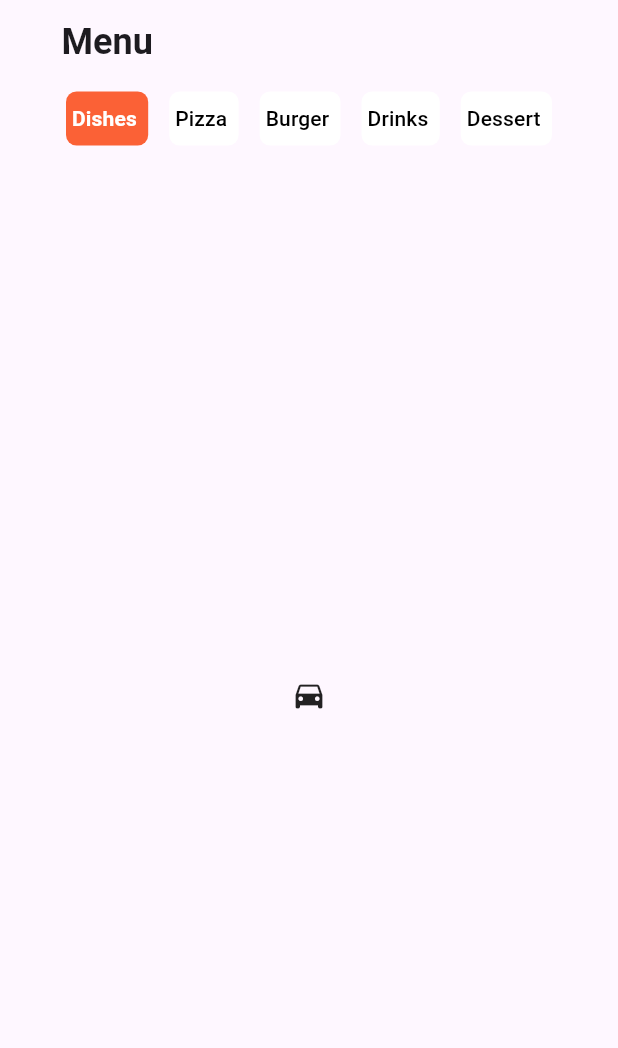
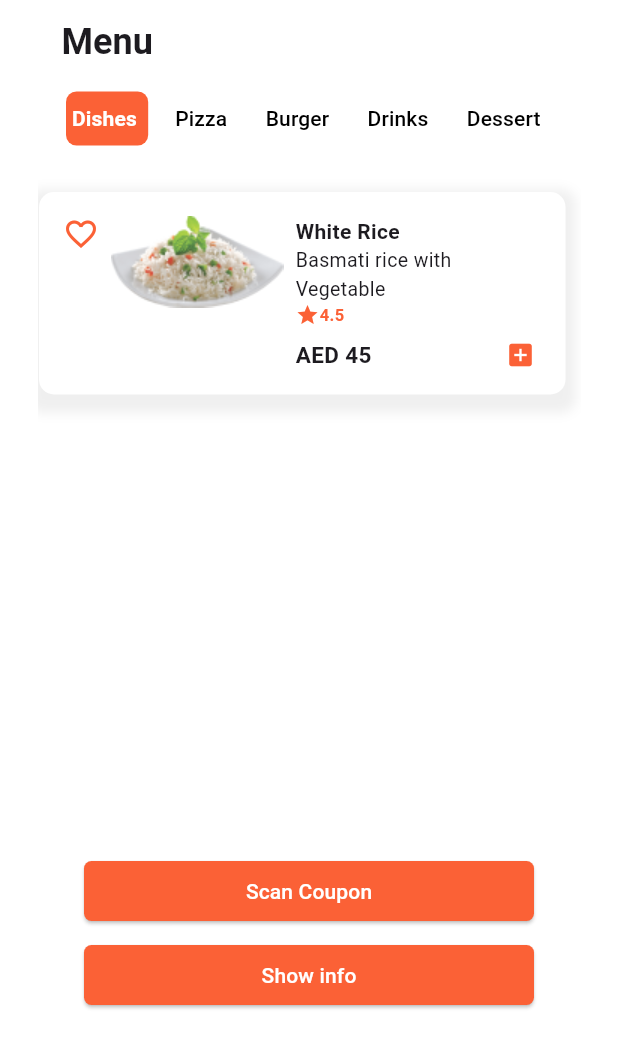
Before and after one commit to Flutter-gg-1/Restaurant-Menu-app, a Flutter app: the screen it shows after launch, on a phone screen of 412 x 824 dp. Shown: the top 1048 px of the screen. Run offline on Flutter 3.47's test engine with Material 3 defaults, Android fonts, the phone set to English and light mode, and no system bars; drawn by our look-alikes of buttons_tabbar.

Commit message:
added products card

```diff
--- a/assignment/lib/Homepage.dart
+++ b/assignment/lib/Homepage.dart
@@ -10,7 +10,9 @@ class Homepage extends StatelessWidget {
       home: DefaultTabController(
         length: 5,
         child: Scaffold(
+          backgroundColor: const Color.fromARGB(255, 255, 255, 255),
           appBar: AppBar(
+          backgroundColor: const Color.fromARGB(255, 255, 255, 255),
             centerTitle: false,
             title: const Padding(
               padding: EdgeInsets.only(left: 25.0),
@@ -19,7 +21,7 @@ class Homepage extends StatelessWidget {
             bottom:
             ButtonsTabBar(
               elevation:6,
-              buttonMargin: EdgeInsets.fromLTRB(7, 5, 7, 5),
+              buttonMargin: const EdgeInsets.fromLTRB(7, 5, 7, 5),
               backgroundColor: const Color.fromARGB(255, 251, 97, 54),
                 unselectedBackgroundColor: const Color.fromARGB(255, 255, 255, 255),
                 unselectedLabelStyle: const TextStyle(color: Colors.black),
@@ -46,18 +48,169 @@ class Homepage extends StatelessWidget {
 
             ),
           ),
-          body: TabBarView(
-            children: [
-              Container(
-                child: const Center(child: Icon(Icons.directions_car)),
-              ),
-              Container(
-                child: const Center(child: Icon(Icons.directions_transit)),
-              ),
-            ],
-          ),
+         body: const Column(
+  crossAxisAlignment: CrossAxisAlignment.start,
+  children: [
+    SizedBox(height: 16.0),
+    Expanded(
+      child: Padding(
+        padding: EdgeInsets.only(right: 25, left: 25.0),
+        child: TabBarView(
+          children: [
+            Card(img: "asset/rice.png", title: "White Rice", desc: "Basmati rice with Vegetable", rate: "4.5", price: "AED 45",),
+            Card(img: "asset/pizza.png", title: "Pizza Margherita", desc: "Pizza Margherita Vegetarian", rate: "5.0", price: "AED 55.9",),
+            Card(img: "asset/burger.png", title: "Cheese Burger", desc: "Cheese Burger", rate: "5.0", price: "Cheese Burger",),
+            Card(img: "asset/cola.png", title: "Coca Cola", desc: "Can Cola", rate: "4.5", price: "AED 3.9",),
+            Card(img: "asset/cake.png", title: "Cupcake Strawberry", desc: "Brown and Pink Dessert", rate: "4.5", price: "AED 10.9",),
+          ],
+        ),
+      ),
+    ),
+  ],
+),
         ),
       ),
     );
   }
 }
+class Card extends StatelessWidget {
+
+  final String img;
+  final String title;
+  final String desc;
+  final String rate;
+  final String price;
+
+  const Card({super.key, required this.img, required this.title, required this.desc, required this.rate, required this.price});
+  @override
+  Widget build(BuildContext context) {
+    return Column(
+      children: [ Container(
+      margin: const EdgeInsets.fromLTRB(1, 10, 10, 1),
+      decoration: BoxDecoration(
+        color: Colors.white,
+        borderRadius: BorderRadius.circular(10), //border corner radius
+        boxShadow: [
+          BoxShadow(
+            color: Colors.grey.withOpacity(0.16),
+            spreadRadius: 7,
+            blurRadius: 6,
+            offset: const Offset(0, 5),
+          ),
+        ],
+      ),
+      padding: const EdgeInsets.all(16),
+
+        child: Row(
+          crossAxisAlignment: CrossAxisAlignment.start,
+          children: [
+            // First column
+            const Icon(
+              Icons.favorite_border,
+              color: Color.fromARGB(255, 251, 97, 54),
+              size: 24.0,
+            ),
+            const SizedBox(width: 8.0),
+            // Second column
+             Image.asset(img),
+
+            const SizedBox(width: 8.0),
+            // Third column
+             Expanded(
+              flex: 2,
+              child: Column(
+                crossAxisAlignment: CrossAxisAlignment.start,
+                children: [
+                  // First row
+                  Text(
+                    title,
+                    style: TextStyle(
+                      fontWeight: FontWeight.bold,
+                      fontSize: 14.0,
+                    ),
+                  ),
+
+                  // Second row
+                  Text(desc, style: TextStyle(fontSize: 13)),
+
+                  // Third row
+                  Row(
+                    children: [
+                      Icon(
+                        Icons.star,
+                        color: Color.fromARGB(255, 251, 97, 54),
+                        size: 16.0,
+                      ),
+                      Text(
+                        rate,
+                        style: TextStyle(
+                          fontWeight: FontWeight.bold,
+                          fontSize: 11,
+                          color: Color.fromARGB(255, 251, 97, 54),
+                        ),
+                      ),
+                    ],
+                  ),
+                  SizedBox(height: 8.0),
+
+                  // Fourth row
+                  Row(
+                    mainAxisAlignment: MainAxisAlignment.spaceBetween,
+                    children: [
+                      Text(
+                        price,
+                        style: TextStyle(
+                          fontWeight: FontWeight.bold,
+                          fontSize: 15,
+                        ),
+                      ),
+                      Row(
+                        children: [
+                          Icon(
+                            Icons.add_box,
+                            color: Color.fromARGB(255, 251, 97, 54),
+                            size: 20,
+                          ),
+                          SizedBox(width: 4.0),
+                        ],
+                      ),
+                    ],
+                  ),
+                ],
+              ),
+            ),
+          ],
+        ),
+    ),
+          const Spacer(),
+      ElevatedButton(
+        onPressed: () {},
+        style: ElevatedButton.styleFrom(
+          fixedSize: const Size(300, 40),
+          backgroundColor: const Color.fromARGB(255, 251, 97, 54),
+          shape: RoundedRectangleBorder(
+            borderRadius: BorderRadius.circular(5),
+          ),
+          foregroundColor: Colors.white,
+        ),
+        child: const Text('Scan Coupon'),
+      ),
+      const SizedBox(height: 8.0),
+      ElevatedButton(
+        onPressed: () {},
+        style: ElevatedButton.styleFrom(
+          fixedSize: const Size(300, 40),
+          backgroundColor: const Color.fromARGB(255, 251, 97, 54),
+          shape: RoundedRectangleBorder(
+            borderRadius: BorderRadius.circular(5),
+          ),
+          foregroundColor: Colors.white,
+        ),
+        child: const Text('Show info'),
+      ),
+              const SizedBox(height: 150.0),
+              ]
+
+    );
+  }
+}
--- a/assignment/pubspec.yaml
+++ b/assignment/pubspec.yaml
@@ -18,3 +18,5 @@ dev_dependencies:
 
 flutter:
   uses-material-design: true
+  assets:
+    - asset/
```
Also changed, not shown: assignment/asset/burger.png (added), assignment/asset/cake.png (added), assignment/asset/cola.png (added), assignment/asset/pizza.png (added), assignment/asset/rice.png (added).
